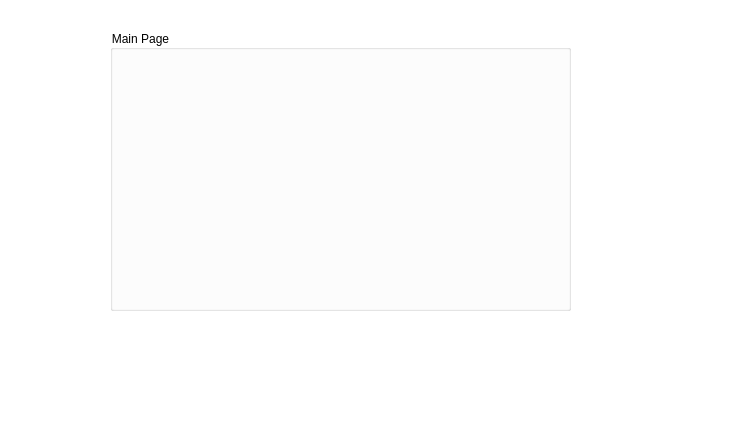
The window that QTInterface/QTInterface/QTInterface.ui (AlexN287/MovieRecommendationPlatform) describes before a commit, drawn with Qt 5.
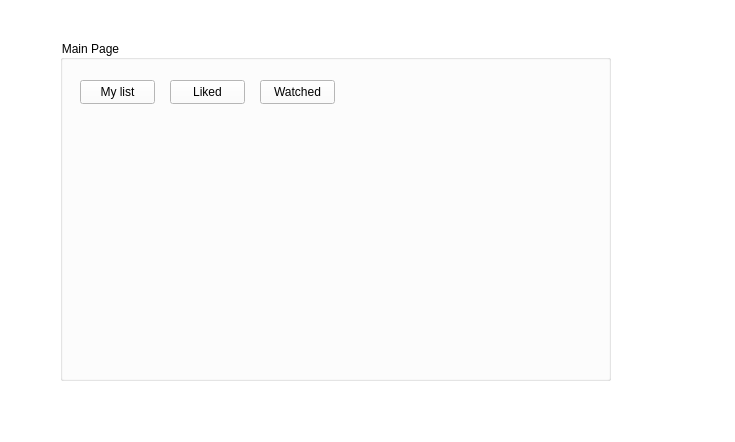
The same window after the commit. The open tabs and pages were chosen to show the change.

Commit message: Added the essentials menu buttons in the main page.

```diff
--- a/QTInterface/QTInterface/QTInterface.ui
+++ b/QTInterface/QTInterface/QTInterface.ui
@@ -729,15 +729,54 @@
      <widget class="QGroupBox" name="groupBox_mainPage">
       <property name="geometry">
        <rect>
-        <x>110</x>
-        <y>30</y>
-        <width>461</width>
-        <height>281</height>
+        <x>60</x>
+        <y>40</y>
+        <width>551</width>
+        <height>341</height>
        </rect>
       </property>
       <property name="title">
        <string>Main Page</string>
       </property>
+      <widget class="QPushButton" name="pushButton_myList">
+       <property name="geometry">
+        <rect>
+         <x>20</x>
+         <y>40</y>
+         <width>75</width>
+         <height>24</height>
+        </rect>
+       </property>
+       <property name="text">
+        <string>My list</string>
+       </property>
+      </widget>
+      <widget class="QPushButton" name="pushButton_likedMovies">
+       <property name="geometry">
+        <rect>
+         <x>110</x>
+         <y>40</y>
+         <width>75</width>
+         <height>24</height>
+        </rect>
+       </property>
+       <property name="text">
+        <string>Liked</string>
+       </property>
+      </widget>
+      <widget class="QPushButton" name="pushButton_watchedMovies">
+       <property name="geometry">
+        <rect>
+         <x>200</x>
+         <y>40</y>
+         <width>75</width>
+         <height>24</height>
+        </rect>
+       </property>
+       <property name="text">
+        <string>Watched</string>
+       </property>
+      </widget>
      </widget>
     </widget>
    </widget>
```
Left out of the diff: 2 changed lines with no effect on the pictures.
